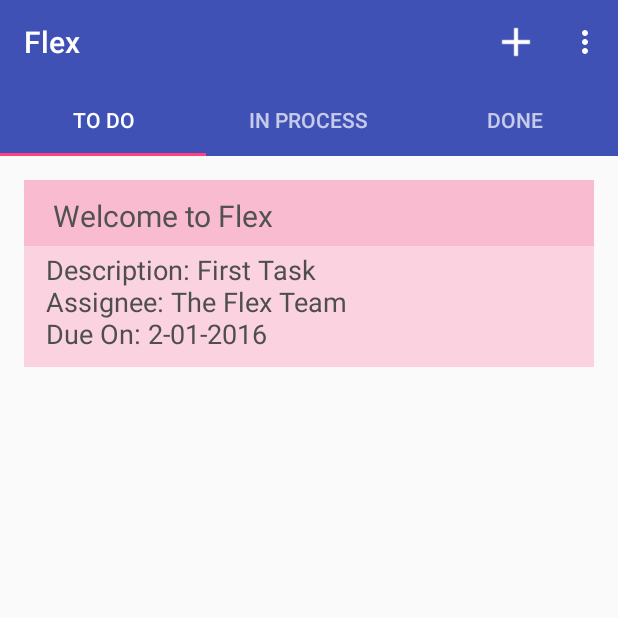
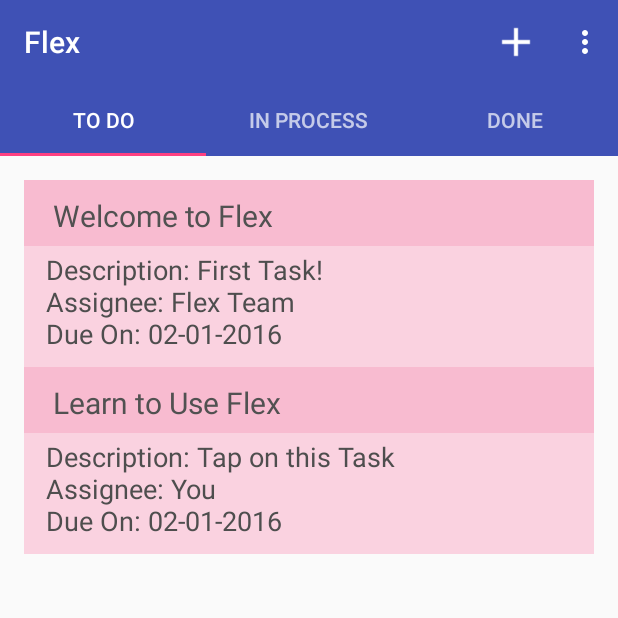
Before and after one commit to baxter-cs/baxter-app, an Android app: the screen it shows after launch (FlexActivity), on a phone screen of 412 x 824 dp, the top half of it. Run offline under Robolectric (Android 15) with nearby library versions, the phone set to English and light mode, and no system bars.

Commit message:
Add tutorial task

```diff
--- a/Flex/app/src/main/java/org/baxter_academy/flex/FlexActivity.java
+++ b/Flex/app/src/main/java/org/baxter_academy/flex/FlexActivity.java
@@ -19,8 +19,6 @@ import java.util.List;
 
 public class FlexActivity extends AppCompatActivity {
 
-    private boolean debugFirstRun = false;
-
     @Override
     protected void onCreate(Bundle savedInstanceState) {
         super.onCreate(savedInstanceState);
@@ -41,11 +39,14 @@ public class FlexActivity extends AppCompatActivity {
 
             // Setting up default json files
             TaskStorage task_storage = new TaskStorage();
-            // Creating Starter Task
+            // Creating initial Tasks
             Task starterTask = new Task();
-            starterTask.addTask("Welcome to Flex", "First Task", "The Flex Team", "2-01-2016", task_storage.getNewTaskID());
-            // Adding Starter Task to TaskStorage class
+            Task tutorialTask = new Task();
+            starterTask.addTask("Welcome to Flex", "First Task!", "Flex Team", "02-01-2016", task_storage.getNewTaskID());
+            tutorialTask.addTask("Learn to Use Flex", "Tap on this Task", "You", "02-01-2016", task_storage.getNewTaskID());
+            // Adding initial Tasks to TaskStorage object
             task_storage.tasks.add(starterTask);
+            task_storage.tasks.add(tutorialTask);
 
             // Creating a Gson object (Google's JSON Library)
             Gson gson = new Gson();
@@ -53,7 +54,7 @@ public class FlexActivity extends AppCompatActivity {
             // This will be where we store our tasks
             editor.putString("tasks", gson.toJson(task_storage));
             editor.commit();
-        } else if (debugFirstRun) {
+        } else if (false) {
             // This is for debugging purposes
             firstRun++;
             editor.putInt("firstRun", firstRun);
```
